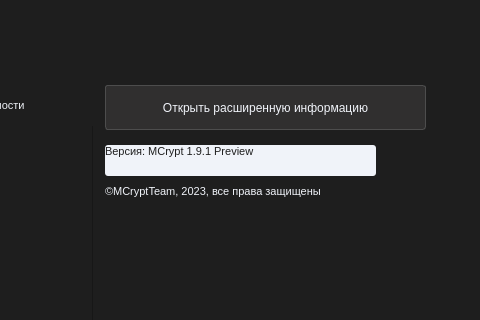
This is views/templates/settings_win_dark.ui in Aiow-dev/MCryptApp as Qt 5 draws it before an edit; both pictures show x 207 to 687 and y 155 to 475 of the 1060 by 780 pixel window. The edited form follows.
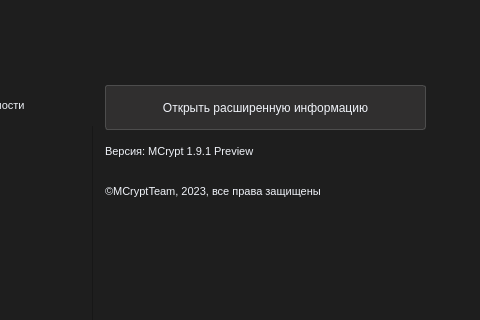
This is the edited form.

```diff
--- a/views/templates/settings_win_dark.ui
+++ b/views/templates/settings_win_dark.ui
@@ -277,9 +277,7 @@
        </property>
        <property name="styleSheet">
         <string notr="true">QLabel {
-	background-color: rgb(240, 243, 249);
-	color: rgb(30, 30, 30);
-	border-radius: 3px;
+	color: rgb(240, 243, 249);
 }</string>
        </property>
        <property name="text">
```
Left out of the diff: 18 changed lines with no effect on the pictures.
